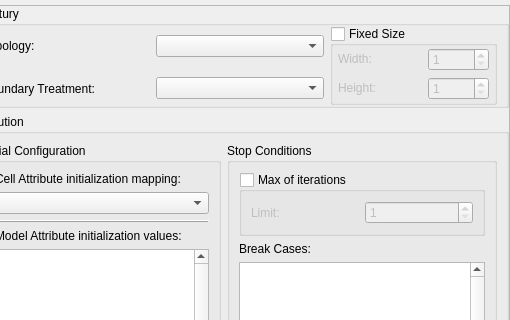
Before: the Qt Designer form src/ca_modeler/ModelPropertiesHandler/model_properties_handler_widget.ui in rff255/GenesisCA, drawn with Qt 5; both pictures show x 316 to 826 and y 0 to 320 of the 826 by 518 pixel window.
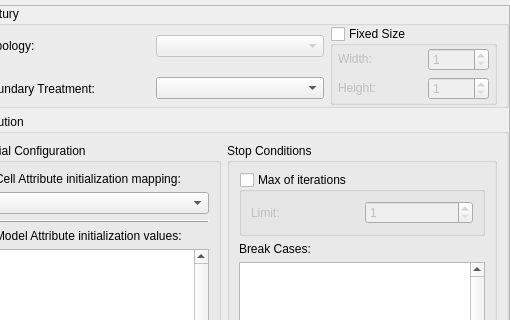
After: the same form once the commit is applied.

Diff of the .ui file:
```diff
--- a/src/ca_modeler/ModelPropertiesHandler/model_properties_handler_widget.ui
+++ b/src/ca_modeler/ModelPropertiesHandler/model_properties_handler_widget.ui
@@ -177,6 +177,9 @@
          </property>
          <item row="0" column="1">
           <widget class="QComboBox" name="cb_topology">
+           <property name="enabled">
+            <bool>false</bool>
+           </property>
            <property name="currentText">
             <string/>
            </property>
```
